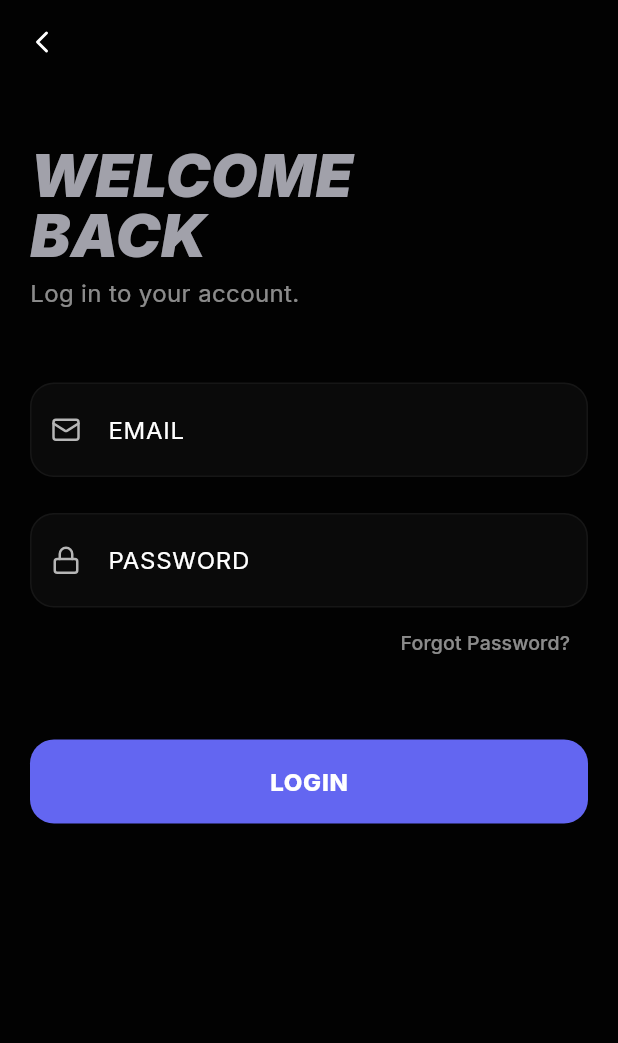
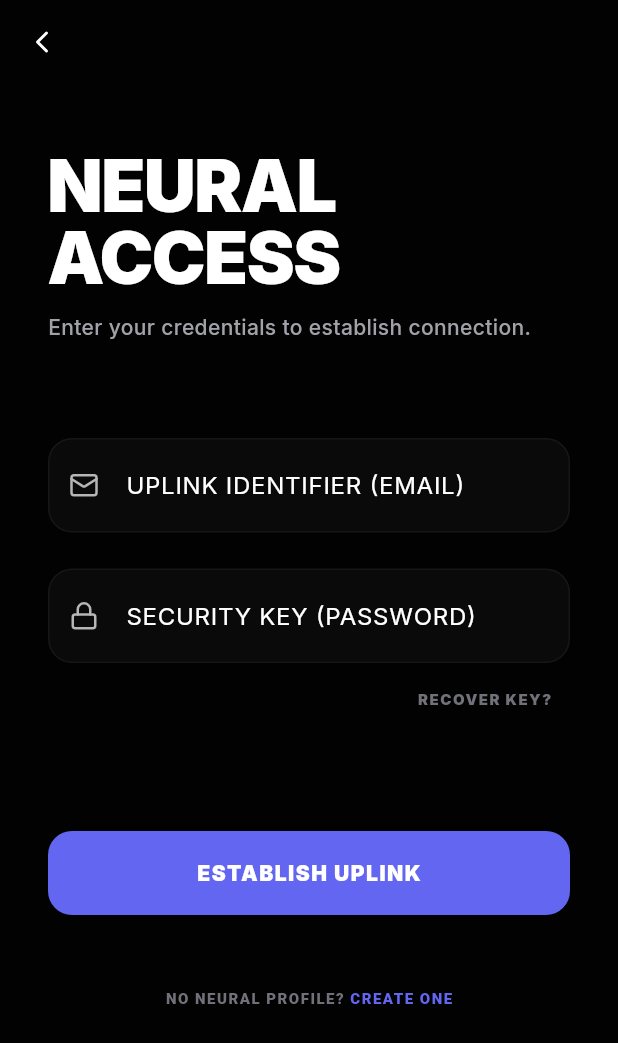
Before and after one commit to daxp472/EduMind, a Flutter app: the LoginScreen screen opened by its route, on a phone screen of 412 x 824 dp. Shown: the top 1043 px of the screen. Run offline on Flutter 3.47's test engine with Material 3 defaults, Android fonts, the phone set to English and light mode, and no system bars; drawn by our look-alikes of flutter_animate; our stand-ins replace dio, flutter_secure_storage, google_fonts, lucide_icons; accounts and stored records are empty.

Commit message:
feat: implement secure auth flow with backend integration

```diff
--- a/App/lib/screens/login_screen.dart
+++ b/App/lib/screens/login_screen.dart
@@ -1,8 +1,10 @@
 import 'package:flutter/material.dart';
 import 'package:lucide_icons/lucide_icons.dart';
+import '../../core/app_colors.dart';
+import '../../widgets/premium_button.dart';
+import '../../widgets/custom_textfield.dart';
+import 'package:flutter_animate/flutter_animate.dart';
 import 'package:provider/provider.dart';
-import '../core/constants.dart';
-import '../widgets/custom_textfield.dart';
 import '../providers/auth_provider.dart';
 
 class LoginScreen extends StatefulWidget {
@@ -27,8 +29,17 @@ class _LoginScreenState extends State<LoginScreen> {
       if (success && mounted) {
         Navigator.pushReplacementNamed(context, '/home');
       } else if (mounted) {
+        // Show premium error snackbar
         ScaffoldMessenger.of(context).showSnackBar(
-          SnackBar(content: Text(context.read<AuthProvider>().error ?? 'Login failed')),
+          SnackBar(
+            backgroundColor: const Color(0xFFF43F5E).withOpacity(0.9),
+            behavior: SnackBarBehavior.floating,
+            shape: RoundedRectangleBorder(borderRadius: BorderRadius.circular(12)),
+            content: Text(
+              context.read<AuthProvider>().error?.toUpperCase() ?? 'AUTHENTICATION PROTOCOL FAILED',
+              style: const TextStyle(fontWeight: FontWeight.w900, fontSize: 10, letterSpacing: 1.0),
+            ),
+          ),
         );
       }
     }
@@ -37,6 +48,7 @@ class _LoginScreenState extends State<LoginScreen> {
   @override
   Widget build(BuildContext context) {
     return Scaffold(
+      backgroundColor: AppColors.background,
       appBar: AppBar(
         backgroundColor: Colors.transparent,
         elevation: 0,
@@ -46,7 +58,8 @@ class _LoginScreenState extends State<LoginScreen> {
         ),
       ),
       body: SingleChildScrollView(
-        padding: const EdgeInsets.all(AppConstants.defaultPadding),
+        padding: const EdgeInsets.symmetric(horizontal: 32, vertical: 24),
+        physics: const BouncingScrollPhysics(),
         child: Form(
           key: _formKey,
           child: Column(
@@ -54,52 +67,78 @@ class _LoginScreenState extends State<LoginScreen> {
             children: [
               const SizedBox(height: 20),
               const Text(
-                'WELCOME\nBACK',
+                'NEURAL\nACCESS',
                 style: TextStyle(
-                  fontSize: 40,
+                  fontSize: 48,
                   fontWeight: FontWeight.w900,
-                  fontStyle: FontStyle.italic,
+                  letterSpacing: -1.0,
+                  color: Colors.white,
                   height: 1.0,
                 ),
-              ),
-              const SizedBox(height: 8),
+              ).animate().fadeIn().slideX(begin: -0.1),
+              const SizedBox(height: 12),
               const Text(
-                'Log in to your account.',
-                style: TextStyle(color: Colors.white54, fontSize: 16),
-              ),
-              const SizedBox(height: 48),
+                'Enter your credentials to establish connection.',
+                style: TextStyle(color: AppColors.textSecondary, fontSize: 14, fontWeight: FontWeight.w500),
+              ).animate().fadeIn(delay: 200.ms),
+              const SizedBox(height: 64),
               CustomTextField(
                 controller: _emailController,
-                label: 'EMAIL',
+                label: 'UPLINK IDENTIFIER (EMAIL)',
                 prefixIcon: LucideIcons.mail,
-                validator: (v) => v!.isEmpty ? 'Email required' : null,
-              ),
+                validator: (v) => v!.isEmpty ? 'Identifier required' : null,
+              ).animate().fadeIn(delay: 400.ms).slideY(begin: 0.1),
               const SizedBox(height: 24),
               CustomTextField(
                 controller: _passwordController,
-                label: 'PASSWORD',
+                label: 'SECURITY KEY (PASSWORD)',
                 prefixIcon: LucideIcons.lock,
                 isPassword: true,
-                validator: (v) => v!.isEmpty ? 'Password required' : null,
-              ),
+                validator: (v) => v!.isEmpty ? 'Security key required' : null,
+              ).animate().fadeIn(delay: 500.ms).slideY(begin: 0.1),
               Align(
                 alignment: Alignment.centerRight,
                 child: TextButton(
                   onPressed: () => Navigator.pushNamed(context, '/reset_password'),
-                  child: const Text('Forgot Password?', style: TextStyle(color: Colors.white54, fontSize: 13)),
+                  child: const Text(
+                    'RECOVER KEY?',
+                    style: TextStyle(
+                      color: AppColors.textMuted,
+                      fontWeight: FontWeight.w900,
+                      fontSize: 10,
+                      letterSpacing: 1.0,
+                    ),
+                  ),
                 ),
               ),
-              const SizedBox(height: 40),
+              const SizedBox(height: 64),
               Consumer<AuthProvider>(
                 builder: (context, auth, _) {
-                  return ElevatedButton(
-                    onPressed: auth.isLoading ? null : _handleLogin,
-                    child: auth.isLoading
-                      ? const SizedBox(height: 20, width: 20, child: CircularProgressIndicator(strokeWidth: 2))
-                      : const Text('LOGIN'),
+                  return PremiumButton(
+                    text: 'ESTABLISH UPLINK',
+                    isLoading: auth.isLoading,
+                    onPressed: auth.isLoading ? () {} : _handleLogin,
                   );
                 },
-              ),
+              ).animate().fadeIn(delay: 700.ms).scale(begin: const Offset(0.9, 0.9)),
+              const SizedBox(height: 32),
+              Center(
+                child: TextButton(
+                  onPressed: () => Navigator.pushNamed(context, '/signup'),
+                  child: RichText(
+                    text: const TextSpan(
+                      text: "NO NEURAL PROFILE? ",
+                      style: TextStyle(color: AppColors.textMuted, fontSize: 10, fontWeight: FontWeight.w900, letterSpacing: 1.0),
+                      children: [
+                        TextSpan(
+                          text: "CREATE ONE",
+                          style: TextStyle(color: AppColors.primary),
+                        ),
+                      ],
+                    ),
+                  ),
+                ),
+              ).animate().fadeIn(delay: 900.ms),
             ],
           ),
         ),
```
Also changed, not shown: App/lib/screens/reset_password_screen.dart (+48 -16 lines), App/lib/screens/signup_screen.dart (+68 -29 lines).
